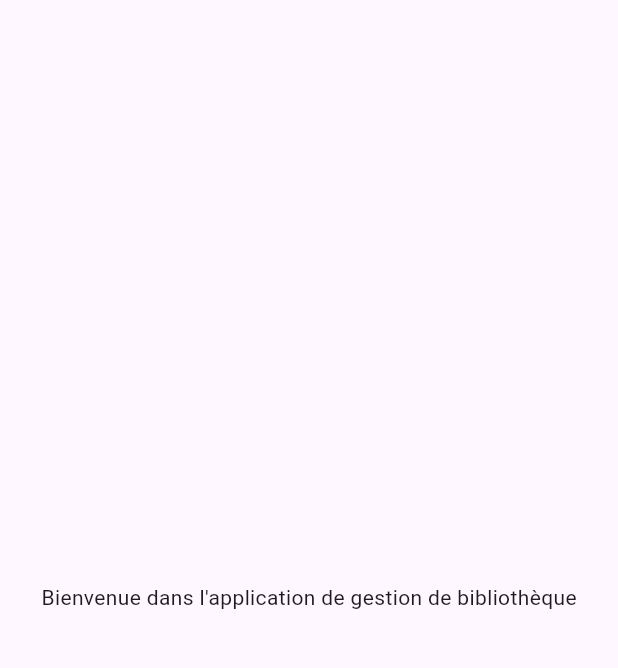
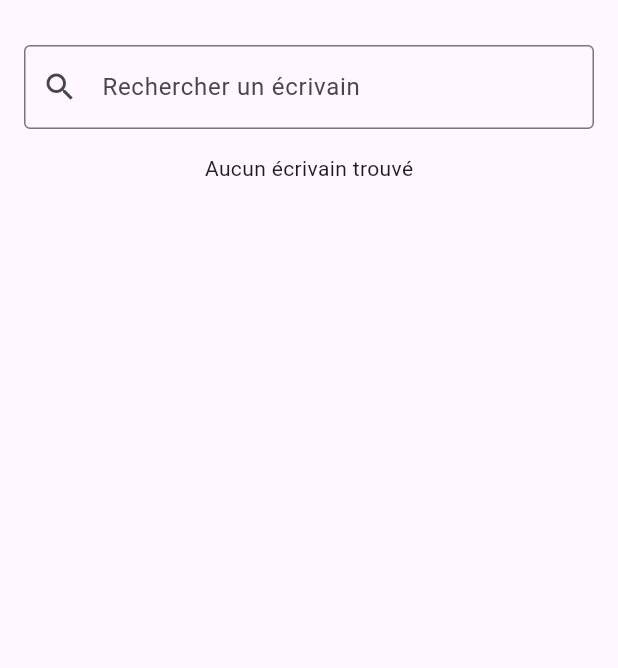
Before and after one commit to HammaBG/GestionBibliotheque, a Flutter app: the screen it shows after launch, on a phone screen of 412 x 824 dp, the part 63-731 px from its top. Run offline on Flutter 3.47's test engine with Material 3 defaults, Android fonts, the phone set to English and light mode, and no system bars; our stand-ins replace image_picker, sqflite; accounts and stored records are empty.

Commit message:
Implement search functionality for écrivains with dynamic filtering

```diff
--- a/lib/main.dart
+++ b/lib/main.dart
@@ -1,5 +1,5 @@
 import 'package:flutter/material.dart';
-
+import 'db_helper.dart';
 import 'BookListPage.dart';
 import 'WriterListPage.dart';
 
@@ -20,7 +20,48 @@ class MyApp extends StatelessWidget {
   }
 }
 
-class HomePage extends StatelessWidget {
+class HomePage extends StatefulWidget {
+  @override
+  _HomePageState createState() => _HomePageState();
+}
+
+class _HomePageState extends State<HomePage> {
+  TextEditingController _searchController = TextEditingController();
+  List<Map<String, dynamic>> _filteredEcrivains = [];
+
+  // Filter écrivains based on search query
+  Future<void> _filterEcrivains(String query) async {
+    if (query.isEmpty) {
+      setState(() {
+        _filteredEcrivains = [];
+      });
+      return;
+    }
+
+    // Fetch écrivains and filter based on the search query
+    final data = await DBHelper().fetchAll('ecrivains');
+    final filtered = data.where((ecrivain) {
+      final nom = ecrivain['nom'].toLowerCase();
+      final prenom = ecrivain['prenom'].toLowerCase();
+      final tel = ecrivain['tel'].toLowerCase();
+      return nom.contains(query.toLowerCase()) ||
+          prenom.contains(query.toLowerCase()) ||
+          tel.contains(query.toLowerCase());
+    }).toList();
+
+    setState(() {
+      _filteredEcrivains = filtered;
+    });
+  }
+
+  @override
+  void initState() {
+    super.initState();
+    _searchController.addListener(() {
+      _filterEcrivains(_searchController.text);
+    });
+  }
+
   @override
   Widget build(BuildContext context) {
     return Scaffold(
@@ -76,7 +117,38 @@ class HomePage extends StatelessWidget {
         ),
       ),
       body: Center(
-        child: Text('Bienvenue dans l\'application de gestion de bibliothèque'),
+        child: Padding(
+          padding: const EdgeInsets.all(16.0),
+          child: Column(
+            children: <Widget>[
+              // Search field
+              TextField(
+                controller: _searchController,
+                decoration: InputDecoration(
+                  labelText: 'Rechercher un écrivain',
+                  prefixIcon: Icon(Icons.search),
+                  border: OutlineInputBorder(),
+                ),
+              ),
+              SizedBox(height: 16),
+              // Show search results
+              _filteredEcrivains.isEmpty
+                  ? Text('Aucun écrivain trouvé')
+                  : Expanded(
+                child: ListView.builder(
+                  itemCount: _filteredEcrivains.length,
+                  itemBuilder: (context, index) {
+                    final ecrivain = _filteredEcrivains[index];
+                    return ListTile(
+                      title: Text('${ecrivain['nom']} ${ecrivain['prenom']}'),
+                      subtitle: Text('Tel: ${ecrivain['tel']}'),
+                    );
+                  },
+                ),
+              ),
+            ],
+          ),
+        ),
       ),
     );
   }
```
